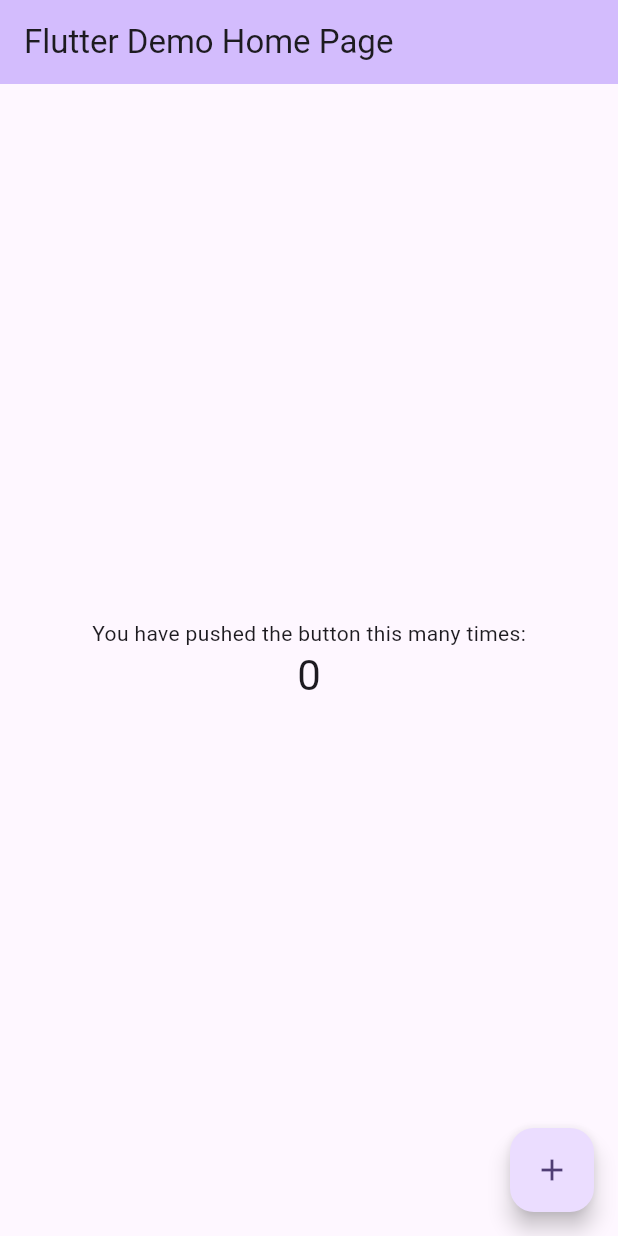
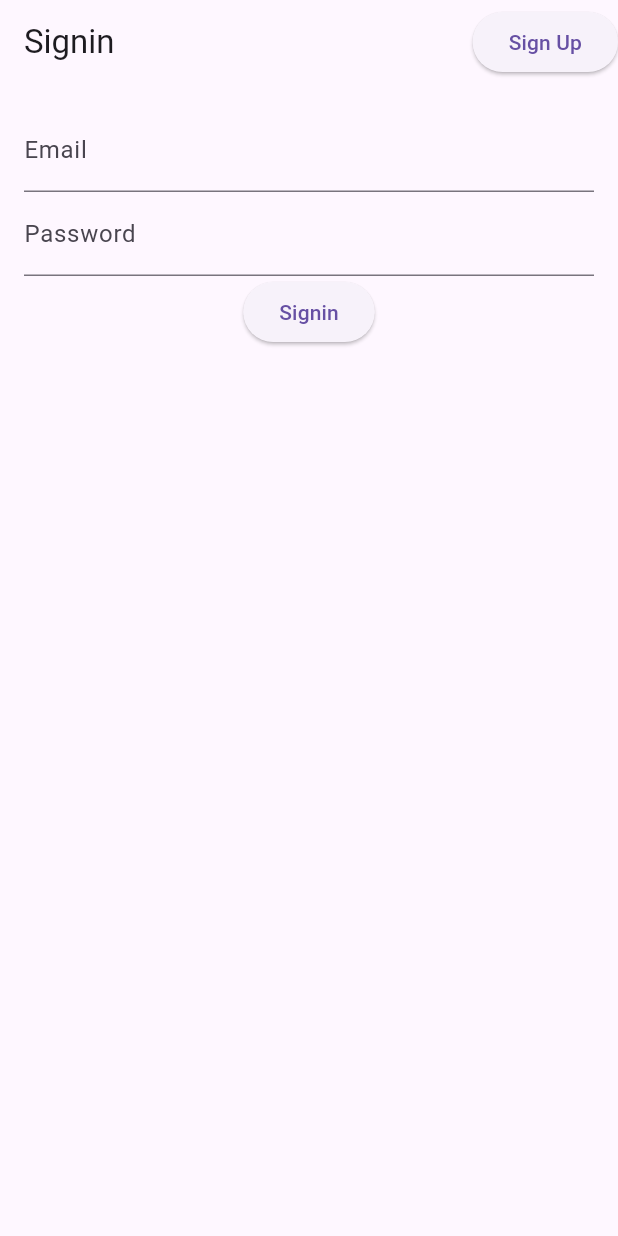
Before and after one commit to HugoClemt/croctop, a Flutter app: the screen it shows after launch, on a phone screen of 412 x 824 dp. Run offline on Flutter 3.47's test engine with Material 3 defaults, Android fonts, the phone set to English and light mode, and no system bars; our stand-ins replace shared_preferences.

Commit message:
Authentification ( SignIn & SignUp ) with navigator HomeScreen

```diff
--- a/lib/main.dart
+++ b/lib/main.dart
@@ -1,69 +1,17 @@
+import 'package:croctop/view/splash_screen.dart';
 import 'package:flutter/material.dart';
 
 void main() {
-  runApp(const MyApp());
+  runApp(const CrocTop());
 }
 
-class MyApp extends StatelessWidget {
-  const MyApp({super.key});
+class CrocTop extends StatelessWidget {
+  const CrocTop({super.key});
 
   @override
   Widget build(BuildContext context) {
-    return MaterialApp(
-      title: 'Flutter Demo',
-      theme: ThemeData(
-        colorScheme: ColorScheme.fromSeed(seedColor: Colors.deepPurple),
-        useMaterial3: true,
-      ),
-      home: const MyHomePage(title: 'Flutter Demo Home Page'),
+    return const MaterialApp(
+      home: SplashScreen(),
     );
   }
 }
-
-class MyHomePage extends StatefulWidget {
-  const MyHomePage({super.key, required this.title});
-
-  final String title;
-
-  @override
-  State<MyHomePage> createState() => _MyHomePageState();
-}
-
-class _MyHomePageState extends State<MyHomePage> {
-  int _counter = 0;
-
-  void _incrementCounter() {
-    setState(() {
-      _counter++;
-    });
-  }
-
-  @override
-  Widget build(BuildContext context) {
-    return Scaffold(
-      appBar: AppBar(
-        backgroundColor: Theme.of(context).colorScheme.inversePrimary,
-        title: Text(widget.title),
-      ),
-      body: Center(
-        child: Column(
-          mainAxisAlignment: MainAxisAlignment.center,
-          children: <Widget>[
-            const Text(
-              'You have pushed the button this many times:',
-            ),
-            Text(
-              '$_counter',
-              style: Theme.of(context).textTheme.headlineMedium,
-            ),
-          ],
-        ),
-      ),
-      floatingActionButton: FloatingActionButton(
-        onPressed: _incrementCounter,
-        tooltip: 'Increment',
-        child: const Icon(Icons.add),
-      ),
-    );
-  }
-}
--- /dev/null
+++ b/lib/models/api_response.dart
@@ -0,0 +1,22 @@
+class ApiResponse {
+  final bool success;
+  final String message;
+  final String? token;
+  final int? id;
+
+  ApiResponse({
+    required this.success,
+    required this.message,
+    this.token,
+    this.id,
+  });
+
+  factory ApiResponse.fromJson(Map<String, dynamic> json) {
+    return ApiResponse(
+      success: json['success'] ?? true,
+      message: json['message'] ?? '',
+      token: json['token'],
+      id: json['id'],
+    );
+  }
+}
--- /dev/null
+++ b/lib/view/signin_screen.dart
@@ -0,0 +1,79 @@
+import 'package:croctop/services/authentification_service.dart';
+import 'package:croctop/view/home_screen.dart';
+import 'package:croctop/view/signup_screen.dart';
+import 'package:flutter/material.dart';
+
+class SigninScreen extends StatefulWidget {
+  const SigninScreen({super.key});
+
+  @override
+  State<SigninScreen> createState() => _SigninScreenState();
+}
+
+class _SigninScreenState extends State<SigninScreen> {
+  final TextEditingController _emailController = TextEditingController();
+  final TextEditingController _passwordController = TextEditingController();
+  final AuthentificationService _authService = AuthentificationService();
+  String? _message;
+
+  void _signin() async {
+    final email = _emailController.text;
+    final password = _passwordController.text;
+
+    final response = await _authService.signin(email, password);
+
+    if (response.success) {
+      if (response.token != null) {
+        await _authService.saveToken(response.token!);
+      }
+      Navigator.pushReplacement(
+        context,
+        MaterialPageRoute(builder: (context) => const HomeScreen()),
+      );
+    } else {
+      setState(() {
+        _message = response.message;
+      });
+    }
+  }
+
+  @override
+  Widget build(BuildContext context) {
+    return Scaffold(
+      appBar: AppBar(
+        title: const Text('Signin'),
+        actions: [
+          ElevatedButton(
+              onPressed: () {
+                Navigator.pushReplacement(
+                  context,
+                  MaterialPageRoute(builder: (context) => const SignupScreen()),
+                );
+              },
+              child: const Text('Sign Up')),
+        ],
+      ),
+      body: Padding(
+        padding: const EdgeInsets.all(16),
+        child: Column(
+          children: [
+            TextField(
+              controller: _emailController,
+              decoration: const InputDecoration(labelText: 'Email'),
+            ),
+            TextField(
+              controller: _passwordController,
+              decoration: const InputDecoration(labelText: 'Password'),
+              obscureText: true,
+            ),
+            if (_message != null) Text(_message!),
+            ElevatedButton(
+              onPressed: _signin,
+              child: const Text('Signin'),
+            ),
+          ],
+        ),
+      ),
+    );
+  }
+}
--- a/pubspec.yaml
+++ b/pubspec.yaml
@@ -35,6 +35,8 @@ dependencies:
   # The following adds the Cupertino Icons font to your application.
   # Use with the CupertinoIcons class for iOS style icons.
   cupertino_icons: ^1.0.6
+  http: ^1.2.1
+  shared_preferences: ^2.2.3
 
 dev_dependencies:
   flutter_test:
```
Also changed, not shown: lib/services/authentification_service.dart (added, +93 -0 lines), lib/view/home_screen.dart (added, +40 -0 lines), lib/view/signup_screen.dart (added, +128 -0 lines), lib/view/splash_screen.dart (added, +45 -0 lines), pubspec.lock, 10 other files.
